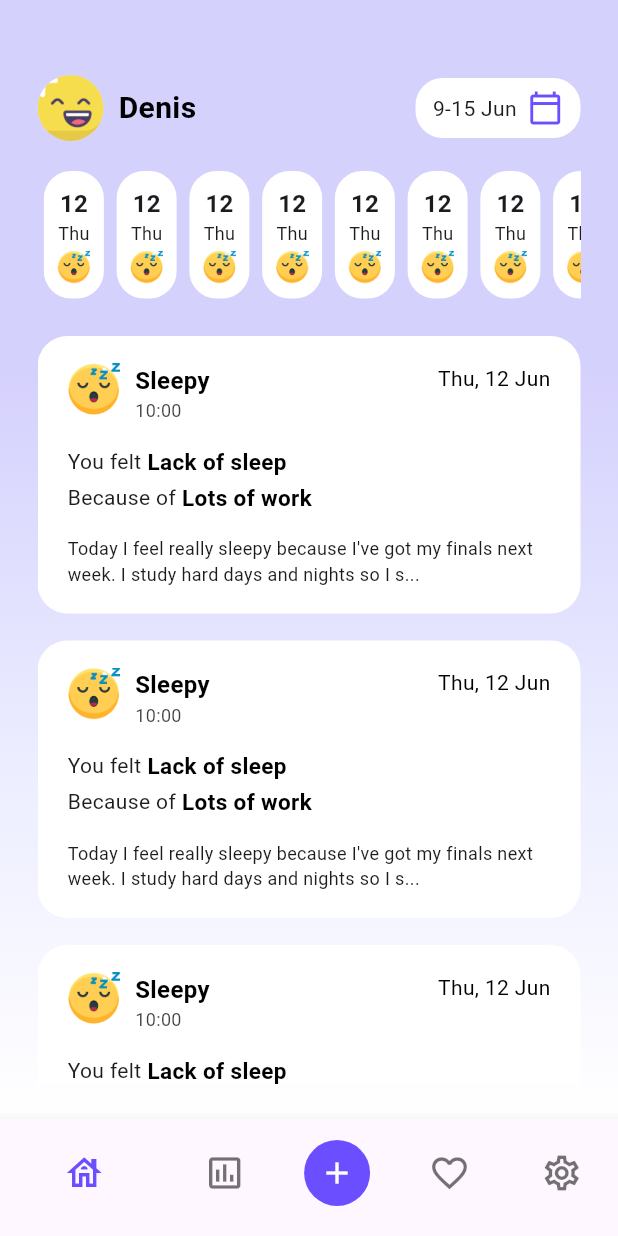
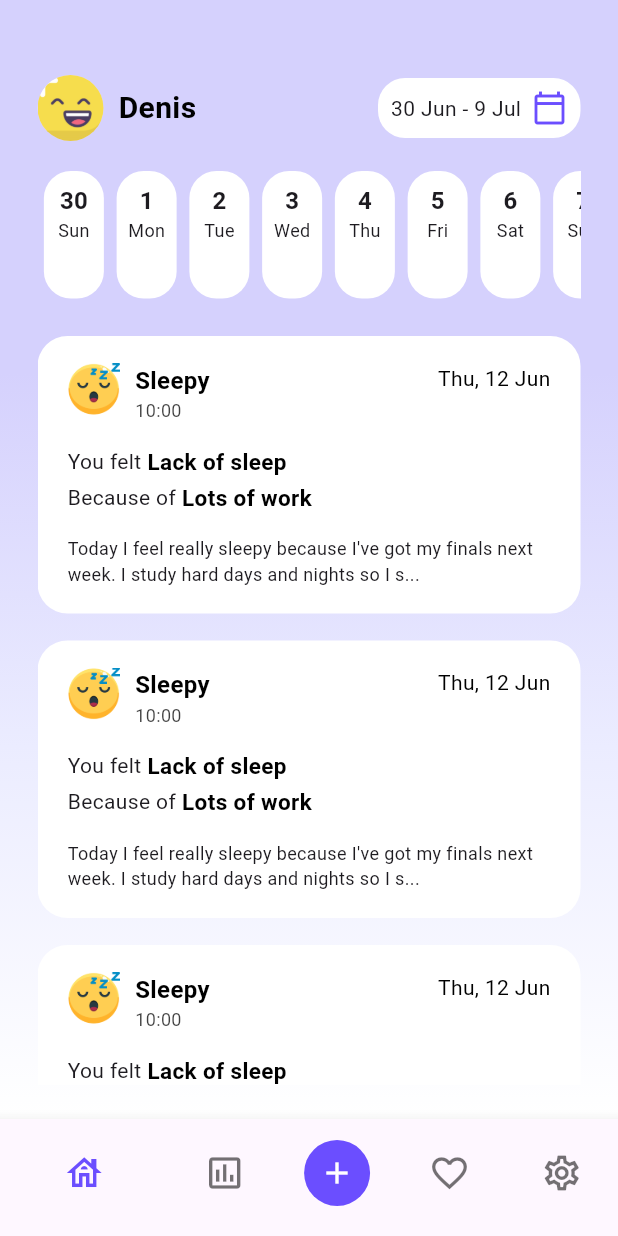
Before and after one commit to DenisGrudin1n/Mood-Journal-App, a Flutter app: the screen it shows after launch, after a tap on "Continue", on a phone screen of 412 x 824 dp. Run offline on Flutter 3.47's test engine with Material 3 defaults, Android fonts, the phone set to English and light mode, and no system bars; our stand-ins replace carousel_slider, get, lottie.

Commit message:
upd: added current dates in mood calendar cards and now user can choose emoji from daily mood page and it'll be displayed in mood calendar card

```diff
--- a/lib/controllers/daily_mood_page_controller.dart
+++ b/lib/controllers/daily_mood_page_controller.dart
@@ -4,4 +4,5 @@ import 'package:get/get.dart';
 class DailyMoodPageController extends GetxController {
   final CarouselController emojiController = CarouselController();
   var currentEmojiIndex = 0.obs;
+  var selectedEmojiIndex = (-1).obs;
 }
--- a/lib/controllers/home_page_controller.dart
+++ b/lib/controllers/home_page_controller.dart
@@ -2,13 +2,13 @@ import 'package:get/get.dart';
 import 'package:mood_journal/views/home_page.dart';
 
 class HomePageController extends GetxController {
-  @override
-  void onInit() {
-    super.onInit();
-    navigateToHome();
+  var selectedEmojiIndex = (-1).obs;
+
+  void navigateToHome() {
+    Get.to(() => const HomePage());
   }
 
-  void navigateToHome() {
-    Get.off(() => const HomePage());
+  void setSelectedEmojiIndex(int index) {
+    selectedEmojiIndex.value = index;
   }
 }
--- a/lib/views/daily_mood_page.dart
+++ b/lib/views/daily_mood_page.dart
@@ -10,8 +10,9 @@ class DailyMoodPage extends StatelessWidget {
 
   @override
   Widget build(BuildContext context) {
-    final DailyMoodPageController controller =
+    final DailyMoodPageController dailyMoodController =
         Get.put(DailyMoodPageController());
+    final HomePageController homeController = Get.put(HomePageController());
 
     return Scaffold(
       body: Container(
@@ -37,7 +38,7 @@ class DailyMoodPage extends StatelessWidget {
                 // Add Smiles Carousel
                 Expanded(
                   child: CarouselSlider.builder(
-                    carouselController: controller.emojiController,
+                    carouselController: dailyMoodController.emojiController,
                     itemCount: emojiList.length,
                     itemBuilder: (context, itemIndex, _) {
                       return Column(
@@ -49,7 +50,8 @@ class DailyMoodPage extends StatelessWidget {
                             width: 200,
                           ),
                           Obx(() {
-                            return controller.currentEmojiIndex.value ==
+                            return dailyMoodController
+                                        .currentEmojiIndex.value ==
                                     itemIndex
                                 ? SizedBox(
                                     height: 35,
@@ -83,7 +85,7 @@ class DailyMoodPage extends StatelessWidget {
                           const Duration(milliseconds: 1200),
                       autoPlayCurve: Curves.fastOutSlowIn,
                       onPageChanged: (itemIndex, _) {
-                        controller.currentEmojiIndex.value = itemIndex;
+                        dailyMoodController.currentEmojiIndex.value = itemIndex;
                       },
                     ),
                   ),
@@ -96,7 +98,14 @@ class DailyMoodPage extends StatelessWidget {
                   ),
                   child: InkWell(
                     // ignore: void_checks
-                    onTap: () => Get.put(HomePageController()),
+                    onTap: () {
+                      int selectedEmojiIndex =
+                          dailyMoodController.currentEmojiIndex.value;
+                      homeController.setSelectedEmojiIndex(selectedEmojiIndex);
+                      Future.delayed(Duration.zero, () {
+                        homeController.navigateToHome();
+                      });
+                    },
                     child: Container(
                       width: 330,
                       height: 50,
--- a/lib/views/home_page.dart
+++ b/lib/views/home_page.dart
@@ -1,11 +1,28 @@
+// ignore_for_file: public_member_api_docs, sort_constructors_first
 import 'package:flutter/material.dart';
+import 'package:get/get.dart';
+import 'package:intl/intl.dart';
+
 import 'package:mood_journal/constants.dart';
+import 'package:mood_journal/controllers/home_page_controller.dart';
 
 class HomePage extends StatelessWidget {
   const HomePage({super.key});
 
+  String getFormattedDateRange() {
+    final now = DateTime.now();
+    final startDate = now.subtract(const Duration(days: 9));
+    final endDate = now;
+
+    final DateFormat formatter = DateFormat('d MMM');
+
+    return '${formatter.format(startDate)} - ${formatter.format(endDate)}';
+  }
+
   @override
   Widget build(BuildContext context) {
+    final HomePageController homeController = Get.put(HomePageController());
+
     return Scaffold(
       body: Container(
         decoration: const BoxDecoration(
@@ -33,19 +50,19 @@ class HomePage extends StatelessWidget {
                   const Spacer(),
                   Container(
                     height: 40,
-                    width: 110,
+                    width: 135,
                     decoration: BoxDecoration(
                       color: whiteColor,
                       borderRadius: BorderRadius.circular(18),
                     ),
-                    child: const Row(
+                    child: Row(
                       mainAxisAlignment: MainAxisAlignment.center,
                       children: [
-                        Text("9-15 Jun"),
-                        SizedBox(
+                        Text(getFormattedDateRange()),
+                        const SizedBox(
                           width: 7,
                         ),
-                        Icon(
+                        const Icon(
                           Icons.calendar_today_outlined,
                           color: blueColor,
                         ),
@@ -65,10 +82,17 @@ class HomePage extends StatelessWidget {
                   scrollDirection: Axis.horizontal,
                   itemCount: 10,
                   itemBuilder: (context, index) {
-                    return const Column(
+                    final isToday = index == 9;
+                    return Column(
                       children: [
-                        BuildMoodCalendarCard(),
-                        SizedBox(
+                        BuildMoodCalendarCard(
+                          date: DateTime.now()
+                              .subtract(Duration(days: 9 - index)),
+                          selectedEmojiIndex:
+                              homeController.selectedEmojiIndex.value,
+                          isToday: isToday,
+                        ),
+                        const SizedBox(
                           width: 48.5,
                         ),
                       ],
@@ -255,10 +279,28 @@ class BuildJournalCard extends StatelessWidget {
 }
 
 class BuildMoodCalendarCard extends StatelessWidget {
-  const BuildMoodCalendarCard({super.key});
+  final DateTime date;
+  final int selectedEmojiIndex;
+  final bool isToday;
+
+  const BuildMoodCalendarCard({
+    super.key,
+    required this.date,
+    required this.selectedEmojiIndex,
+    required this.isToday,
+  });
 
   @override
   Widget build(BuildContext context) {
+    final day = DateFormat('d').format(date);
+    final weekday = DateFormat('E').format(date);
+
+    String emojiAsset = isToday
+        ? (selectedEmojiIndex != -1
+            ? emojiList[selectedEmojiIndex]
+            : emojiList[8])
+        : '';
+
     return Container(
       height: 85,
       width: 40,
@@ -266,32 +308,38 @@ class BuildMoodCalendarCard extends StatelessWidget {
         color: whiteColor,
         borderRadius: BorderRadius.circular(18),
       ),
+      child: Padding(
+        padding: const EdgeInsets.only(
+          top: 8,
+        ),
         child: Column(
-        mainAxisAlignment: MainAxisAlignment.center,
+          mainAxisAlignment: MainAxisAlignment.start,
           children: [
-          const Text(
-            "12",
-            style: TextStyle(
+            Text(
+              day,
+              style: const TextStyle(
                 fontSize: 16,
                 fontWeight: boldFontWeight,
               ),
             ),
-          const Text(
-            "Thu",
-            style: TextStyle(
+            Text(
+              weekday,
+              style: const TextStyle(
                 fontSize: 12,
               ),
             ),
             const SizedBox(
               height: 3,
             ),
+            if (isToday)
               Image.asset(
-            emojiList[8],
+                emojiAsset,
                 height: 22,
                 width: 22,
               ),
           ],
         ),
+      ),
     );
   }
 }
--- a/pubspec.yaml
+++ b/pubspec.yaml
@@ -39,6 +39,7 @@ dependencies:
   provider: ^6.1.2
   carousel_slider: ^4.2.1
   get: ^4.6.6
+  intl: ^0.19.0
 
 dev_dependencies:
   flutter_test:
```
Also changed, not shown: pubspec.lock. Lines whose indentation alone changed are shown as unchanged.
